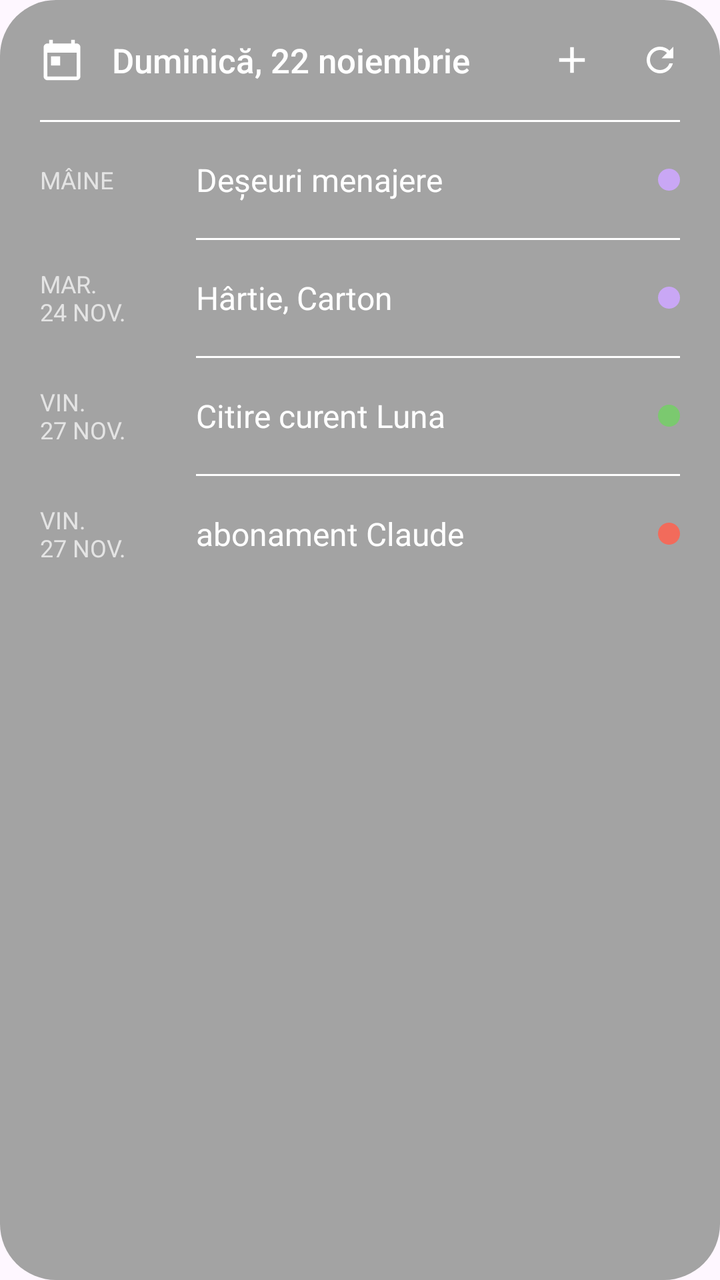
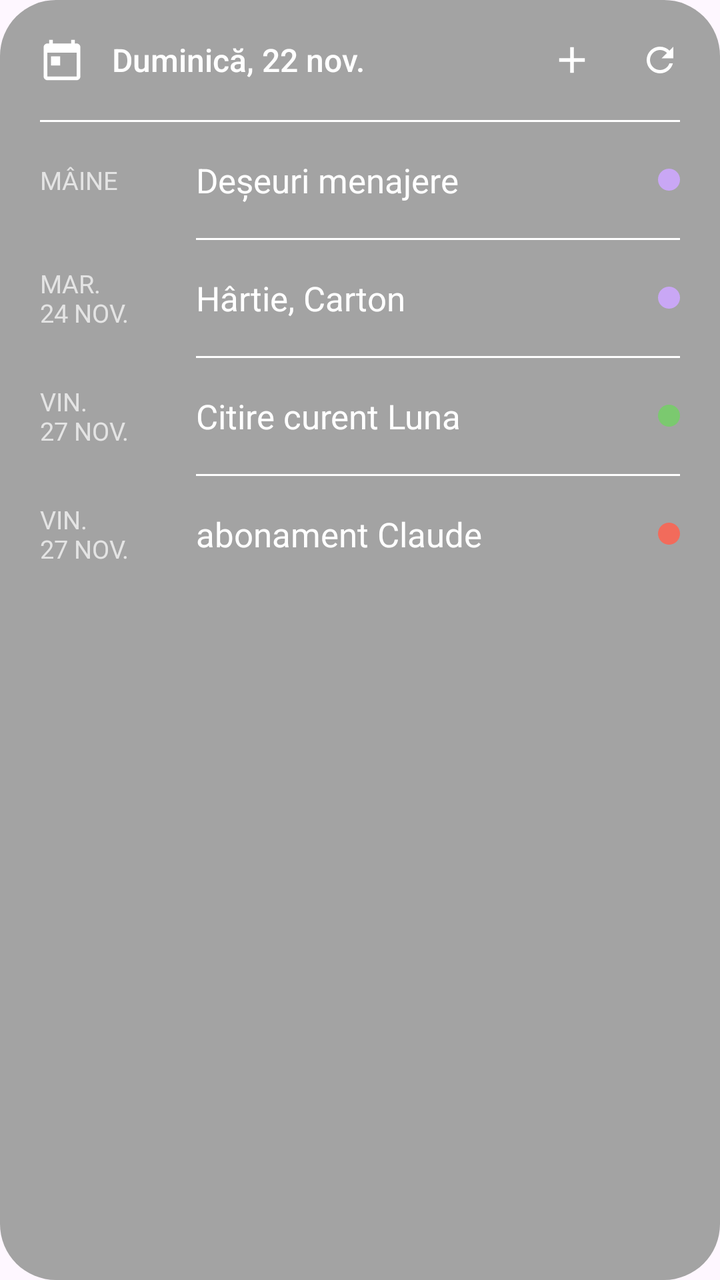

Before-and-after screenshots of an Android layout around one commit, followed by the original layout XML and the change that was made.
<!-- AndroidManifest.xml: application theme Theme.Nagenda -->
<!-- res/layout/widget_preview.xml -->
<?xml version="1.0" encoding="utf-8"?>
<FrameLayout xmlns:android="http://schemas.android.com/apk/res/android"
    android:layout_width="match_parent" android:layout_height="match_parent">
    <ImageView android:layout_width="match_parent" android:layout_height="match_parent"
        android:src="@drawable/widget_bg" android:scaleType="fitXY" android:tint="#5C000000" />
    <LinearLayout android:layout_width="match_parent" android:layout_height="match_parent" android:orientation="vertical">
        <LinearLayout android:layout_width="match_parent" android:layout_height="60dp" android:gravity="center_vertical" android:orientation="horizontal" android:paddingStart="20dp" android:paddingEnd="8dp">
            <ImageView android:layout_width="22dp" android:layout_height="22dp" android:src="@drawable/ic_calendar" android:tint="#FFFFFFFF" />
            <TextView android:layout_width="0dp" android:layout_weight="1" android:layout_height="wrap_content" android:layout_marginStart="14dp" android:text="Duminică, 22 noiembrie" android:maxLines="1" android:ellipsize="end" android:textColor="#FFFFFFFF" android:textSize="17sp" android:fontFamily="sans-serif-medium" />
            <ImageView android:layout_width="44dp" android:layout_height="44dp" android:padding="11dp" android:src="@drawable/ic_add" android:tint="#FFFFFFFF" />
            <ImageView android:layout_width="44dp" android:layout_height="44dp" android:padding="12dp" android:src="@drawable/ic_refresh" android:tint="#FFFFFFFF" />
        </LinearLayout>
        <ImageView android:layout_width="match_parent" android:layout_height="1dp" android:layout_marginStart="20dp" android:layout_marginEnd="20dp" android:src="@drawable/line" android:scaleType="fitXY" android:tint="#1FFFFFFF" />
        <LinearLayout android:layout_width="match_parent" android:layout_height="wrap_content" android:orientation="vertical">
            <LinearLayout android:layout_width="match_parent" android:layout_height="wrap_content" android:minHeight="58dp" android:gravity="center_vertical" android:orientation="horizontal" android:paddingStart="20dp" android:paddingEnd="20dp">
                <TextView android:layout_width="68dp" android:layout_height="wrap_content" android:text="MÂINE" android:textColor="#B3FFFFFF" android:textSize="12sp" />
                <TextView android:layout_width="0dp" android:layout_weight="1" android:layout_height="wrap_content" android:layout_marginStart="10dp" android:text="Deșeuri menajere" android:textColor="#FFFFFFFF" android:textSize="16sp" />
                <ImageView android:layout_width="11dp" android:layout_height="11dp" android:src="@drawable/dot" android:tint="#C9A7F5" />
            </LinearLayout>
            <ImageView android:layout_width="match_parent" android:layout_height="1dp" android:layout_marginStart="98dp" android:layout_marginEnd="20dp" android:src="@drawable/line" android:scaleType="fitXY" android:tint="#1FFFFFFF" />
        </LinearLayout>
        <LinearLayout android:layout_width="match_parent" android:layout_height="wrap_content" android:orientation="vertical">
            <LinearLayout android:layout_width="match_parent" android:layout_height="wrap_content" android:minHeight="58dp" android:gravity="center_vertical" android:orientation="horizontal" android:paddingStart="20dp" android:paddingEnd="20dp">
                <TextView android:layout_width="68dp" android:layout_height="wrap_content" android:text="MAR.&#10;24 NOV." android:textColor="#B3FFFFFF" android:textSize="12sp" />
                <TextView android:layout_width="0dp" android:layout_weight="1" android:layout_height="wrap_content" android:layout_marginStart="10dp" android:text="Hârtie, Carton" android:textColor="#FFFFFFFF" android:textSize="16sp" />
                <ImageView android:layout_width="11dp" android:layout_height="11dp" android:src="@drawable/dot" android:tint="#C9A7F5" />
            </LinearLayout>
            <ImageView android:layout_width="match_parent" android:layout_height="1dp" android:layout_marginStart="98dp" android:layout_marginEnd="20dp" android:src="@drawable/line" android:scaleType="fitXY" android:tint="#1FFFFFFF" />
        </LinearLayout>
        <LinearLayout android:layout_width="match_parent" android:layout_height="wrap_content" android:orientation="vertical">
            <LinearLayout android:layout_width="match_parent" android:layout_height="wrap_content" android:minHeight="58dp" android:gravity="center_vertical" android:orientation="horizontal" android:paddingStart="20dp" android:paddingEnd="20dp">
                <TextView android:layout_width="68dp" android:layout_height="wrap_content" android:text="VIN.&#10;27 NOV." android:textColor="#B3FFFFFF" android:textSize="12sp" />
                <TextView android:layout_width="0dp" android:layout_weight="1" android:layout_height="wrap_content" android:layout_marginStart="10dp" android:text="Citire curent Luna" android:textColor="#FFFFFFFF" android:textSize="16sp" />
                <ImageView android:layout_width="11dp" android:layout_height="11dp" android:src="@drawable/dot" android:tint="#7BC96F" />
            </LinearLayout>
            <ImageView android:layout_width="match_parent" android:layout_height="1dp" android:layout_marginStart="98dp" android:layout_marginEnd="20dp" android:src="@drawable/line" android:scaleType="fitXY" android:tint="#1FFFFFFF" />
        </LinearLayout>
        <LinearLayout android:layout_width="match_parent" android:layout_height="wrap_content" android:orientation="vertical">
            <LinearLayout android:layout_width="match_parent" android:layout_height="wrap_content" android:minHeight="58dp" android:gravity="center_vertical" android:orientation="horizontal" android:paddingStart="20dp" android:paddingEnd="20dp">
                <TextView android:layout_width="68dp" android:layout_height="wrap_content" android:text="VIN.&#10;27 NOV." android:textColor="#B3FFFFFF" android:textSize="12sp" />
                <TextView android:layout_width="0dp" android:layout_weight="1" android:layout_height="wrap_content" android:layout_marginStart="10dp" android:text="abonament Claude" android:textColor="#FFFFFFFF" android:textSize="16sp" />
                <ImageView android:layout_width="11dp" android:layout_height="11dp" android:src="@drawable/dot" android:tint="#F26B5B" />
            </LinearLayout>
        </LinearLayout>
    </LinearLayout>
</FrameLayout>
<!-- resources referenced by this layout -->
<resources>
  <!-- drawable dot (drawable) -->
  <?xml version="1.0" encoding="utf-8"?>
  <shape xmlns:android="http://schemas.android.com/apk/res/android" android:shape="oval">
      <solid android:color="#FFFFFFFF" />
  </shape>
  <!-- drawable ic_add (drawable) -->
  <vector xmlns:android="http://schemas.android.com/apk/res/android"
      android:width="24dp" android:height="24dp" android:viewportWidth="24" android:viewportHeight="24">
      <path android:fillColor="#FFFFFFFF" android:pathData="M19,13h-6v6h-2v-6H5v-2h6V5h2v6h6v2z" />
  </vector>
  <!-- drawable ic_calendar (drawable) -->
  <vector xmlns:android="http://schemas.android.com/apk/res/android"
      android:width="24dp" android:height="24dp" android:viewportWidth="24" android:viewportHeight="24">
      <path android:fillColor="#FFFFFFFF" android:pathData="M20,3h-1V1h-2v2H7V1H5v2H4c-1.1,0 -2,0.9 -2,2v16c0,1.1 0.9,2 2,2h16c1.1,0 2,-0.9 2,-2V5c0,-1.1 -0.9,-2 -2,-2zM20,21H4V8h16v13zM6,10h5v5H6z" />
  </vector>
  <!-- drawable ic_refresh (drawable) -->
  <vector xmlns:android="http://schemas.android.com/apk/res/android"
      android:width="24dp" android:height="24dp" android:viewportWidth="24" android:viewportHeight="24">
      <path android:fillColor="#FFFFFFFF" android:pathData="M17.65,6.35C16.2,4.9 14.21,4 12,4c-4.42,0 -7.99,3.58 -7.99,8s3.57,8 7.99,8c3.73,0 6.84,-2.55 7.73,-6h-2.08c-0.82,2.33 -3.04,4 -5.65,4 -3.31,0 -6,-2.69 -6,-6s2.69,-6 6,-6c1.66,0 3.14,0.69 4.22,1.78L13,11h7V4l-2.35,2.35z" />
  </vector>
  <!-- drawable line (drawable) -->
  <?xml version="1.0" encoding="utf-8"?>
  <shape xmlns:android="http://schemas.android.com/apk/res/android" android:shape="rectangle">
      <solid android:color="#FFFFFFFF" />
  </shape>
  <!-- drawable widget_bg (drawable) -->
  <?xml version="1.0" encoding="utf-8"?>
  <shape xmlns:android="http://schemas.android.com/apk/res/android" android:shape="rectangle">
      <solid android:color="#FFFFFFFF" />
      <corners android:radius="@dimen/widget_radius" />
  </shape>
  <style name="Theme.Nagenda" parent="Theme.Material3.DayNight.NoActionBar">
          <item name="colorPrimary">@color/brand</item>
          <item name="android:statusBarColor">@android:color/transparent</item>
          <item name="android:navigationBarColor">@android:color/transparent</item>
          <item name="android:windowLightStatusBar">true</item>
      </style>
  <dimen name="widget_radius">24dp</dimen>
  <color name="brand">#FF6C5CE7</color>
</resources>

<!-- the commit's change to res/layout/widget_preview.xml (unified diff, before → after) -->
@@ -6,39 +6,39 @@
     <LinearLayout android:layout_width="match_parent" android:layout_height="match_parent" android:orientation="vertical">
         <LinearLayout android:layout_width="match_parent" android:layout_height="60dp" android:gravity="center_vertical" android:orientation="horizontal" android:paddingStart="20dp" android:paddingEnd="8dp">
             <ImageView android:layout_width="22dp" android:layout_height="22dp" android:src="@drawable/ic_calendar" android:tint="#FFFFFFFF" />
-            <TextView android:layout_width="0dp" android:layout_weight="1" android:layout_height="wrap_content" android:layout_marginStart="14dp" android:text="Duminică, 22 noiembrie" android:maxLines="1" android:ellipsize="end" android:textColor="#FFFFFFFF" android:textSize="17sp" android:fontFamily="sans-serif-medium" />
+            <TextView android:layout_width="0dp" android:layout_weight="1" android:layout_height="wrap_content" android:layout_marginStart="14dp" android:text="Duminică, 22 nov." android:maxLines="1" android:ellipsize="end" android:textColor="#FFFFFFFF" android:textSize="16dp" android:fontFamily="sans-serif-medium" />
             <ImageView android:layout_width="44dp" android:layout_height="44dp" android:padding="11dp" android:src="@drawable/ic_add" android:tint="#FFFFFFFF" />
             <ImageView android:layout_width="44dp" android:layout_height="44dp" android:padding="12dp" android:src="@drawable/ic_refresh" android:tint="#FFFFFFFF" />
         </LinearLayout>
         <ImageView android:layout_width="match_parent" android:layout_height="1dp" android:layout_marginStart="20dp" android:layout_marginEnd="20dp" android:src="@drawable/line" android:scaleType="fitXY" android:tint="#1FFFFFFF" />
         <LinearLayout android:layout_width="match_parent" android:layout_height="wrap_content" android:orientation="vertical">
             <LinearLayout android:layout_width="match_parent" android:layout_height="wrap_content" android:minHeight="58dp" android:gravity="center_vertical" android:orientation="horizontal" android:paddingStart="20dp" android:paddingEnd="20dp">
-                <TextView android:layout_width="68dp" android:layout_height="wrap_content" android:text="MÂINE" android:textColor="#B3FFFFFF" android:textSize="12sp" />
-                <TextView android:layout_width="0dp" android:layout_weight="1" android:layout_height="wrap_content" android:layout_marginStart="10dp" android:text="Deșeuri menajere" android:textColor="#FFFFFFFF" android:textSize="16sp" />
+                <TextView android:layout_width="68dp" android:layout_height="wrap_content" android:text="MÂINE" android:textColor="#B3FFFFFF" android:textSize="12.5dp" />
+                <TextView android:layout_width="0dp" android:layout_weight="1" android:layout_height="wrap_content" android:layout_marginStart="10dp" android:text="Deșeuri menajere" android:textColor="#FFFFFFFF" android:textSize="17dp" />
                 <ImageView android:layout_width="11dp" android:layout_height="11dp" android:src="@drawable/dot" android:tint="#C9A7F5" />
             </LinearLayout>
             <ImageView android:layout_width="match_parent" android:layout_height="1dp" android:layout_marginStart="98dp" android:layout_marginEnd="20dp" android:src="@drawable/line" android:scaleType="fitXY" android:tint="#1FFFFFFF" />
         </LinearLayout>
         <LinearLayout android:layout_width="match_parent" android:layout_height="wrap_content" android:orientation="vertical">
             <LinearLayout android:layout_width="match_parent" android:layout_height="wrap_content" android:minHeight="58dp" android:gravity="center_vertical" android:orientation="horizontal" android:paddingStart="20dp" android:paddingEnd="20dp">
-                <TextView android:layout_width="68dp" android:layout_height="wrap_content" android:text="MAR.&#10;24 NOV." android:textColor="#B3FFFFFF" android:textSize="12sp" />
-                <TextView android:layout_width="0dp" android:layout_weight="1" android:layout_height="wrap_content" android:layout_marginStart="10dp" android:text="Hârtie, Carton" android:textColor="#FFFFFFFF" android:textSize="16sp" />
+                <TextView android:layout_width="68dp" android:layout_height="wrap_content" android:text="MAR.&#10;24 NOV." android:textColor="#B3FFFFFF" android:textSize="12.5dp" />
+                <TextView android:layout_width="0dp" android:layout_weight="1" android:layout_height="wrap_content" android:layout_marginStart="10dp" android:text="Hârtie, Carton" android:textColor="#FFFFFFFF" android:textSize="17dp" />
                 <ImageView android:layout_width="11dp" android:layout_height="11dp" android:src="@drawable/dot" android:tint="#C9A7F5" />
             </LinearLayout>
             <ImageView android:layout_width="match_parent" android:layout_height="1dp" android:layout_marginStart="98dp" android:layout_marginEnd="20dp" android:src="@drawable/line" android:scaleType="fitXY" android:tint="#1FFFFFFF" />
         </LinearLayout>
         <LinearLayout android:layout_width="match_parent" android:layout_height="wrap_content" android:orientation="vertical">
             <LinearLayout android:layout_width="match_parent" android:layout_height="wrap_content" android:minHeight="58dp" android:gravity="center_vertical" android:orientation="horizontal" android:paddingStart="20dp" android:paddingEnd="20dp">
-                <TextView android:layout_width="68dp" android:layout_height="wrap_content" android:text="VIN.&#10;27 NOV." android:textColor="#B3FFFFFF" android:textSize="12sp" />
-                <TextView android:layout_width="0dp" android:layout_weight="1" android:layout_height="wrap_content" android:layout_marginStart="10dp" android:text="Citire curent Luna" android:textColor="#FFFFFFFF" android:textSize="16sp" />
+                <TextView android:layout_width="68dp" android:layout_height="wrap_content" android:text="VIN.&#10;27 NOV." android:textColor="#B3FFFFFF" android:textSize="12.5dp" />
+                <TextView android:layout_width="0dp" android:layout_weight="1" android:layout_height="wrap_content" android:layout_marginStart="10dp" android:text="Citire curent Luna" android:textColor="#FFFFFFFF" android:textSize="17dp" />
                 <ImageView android:layout_width="11dp" android:layout_height="11dp" android:src="@drawable/dot" android:tint="#7BC96F" />
             </LinearLayout>
             <ImageView android:layout_width="match_parent" android:layout_height="1dp" android:layout_marginStart="98dp" android:layout_marginEnd="20dp" android:src="@drawable/line" android:scaleType="fitXY" android:tint="#1FFFFFFF" />
         </LinearLayout>
         <LinearLayout android:layout_width="match_parent" android:layout_height="wrap_content" android:orientation="vertical">
             <LinearLayout android:layout_width="match_parent" android:layout_height="wrap_content" android:minHeight="58dp" android:gravity="center_vertical" android:orientation="horizontal" android:paddingStart="20dp" android:paddingEnd="20dp">
-                <TextView android:layout_width="68dp" android:layout_height="wrap_content" android:text="VIN.&#10;27 NOV." android:textColor="#B3FFFFFF" android:textSize="12sp" />
-                <TextView android:layout_width="0dp" android:layout_weight="1" android:layout_height="wrap_content" android:layout_marginStart="10dp" android:text="abonament Claude" android:textColor="#FFFFFFFF" android:textSize="16sp" />
+                <TextView android:layout_width="68dp" android:layout_height="wrap_content" android:text="VIN.&#10;27 NOV." android:textColor="#B3FFFFFF" android:textSize="12.5dp" />
+                <TextView android:layout_width="0dp" android:layout_weight="1" android:layout_height="wrap_content" android:layout_marginStart="10dp" android:text="abonament Claude" android:textColor="#FFFFFFFF" android:textSize="17dp" />
                 <ImageView android:layout_width="11dp" android:layout_height="11dp" android:src="@drawable/dot" android:tint="#F26B5B" />
             </LinearLayout>
         </LinearLayout>
